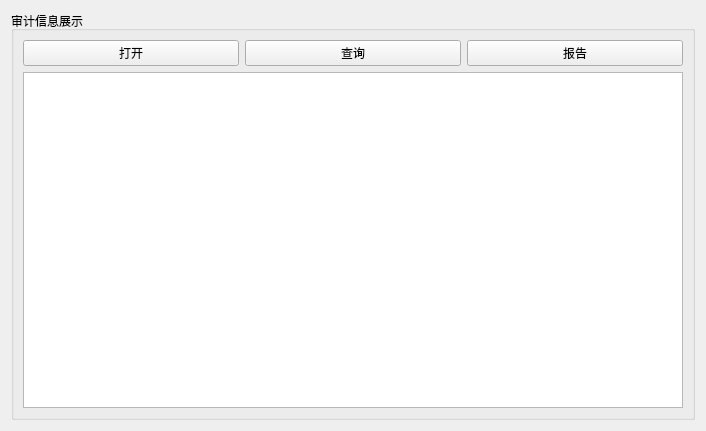
Before: the Qt Designer form AUD/audinfopage.ui in liuyufeng509/SecCenter, drawn with Qt 5.
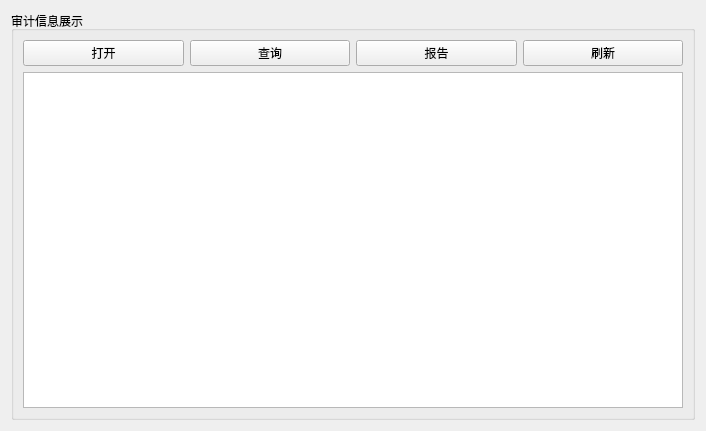
After: the same form once the commit is applied.

```diff
--- a/AUD/audinfopage.ui
+++ b/AUD/audinfopage.ui
@@ -22,31 +22,38 @@
      <property name="title">
       <string>审计信息展示</string>
      </property>
-     <layout class="QGridLayout" name="gridLayout_21">
-      <item row="0" column="1">
+     <layout class="QGridLayout" name="gridLayout_2">
+      <item row="0" column="0">
        <widget class="QPushButton" name="openButton">
         <property name="text">
          <string>打开</string>
         </property>
        </widget>
       </item>
-      <item row="1" column="1" colspan="3">
-       <widget class="QTextBrowser" name="textBrowser"/>
-      </item>
-      <item row="0" column="3">
-       <widget class="QPushButton" name="reportButton">
-        <property name="text">
-         <string>报告</string>
-        </property>
-       </widget>
-      </item>
-      <item row="0" column="2">
+      <item row="0" column="1">
        <widget class="QPushButton" name="queryButton">
         <property name="text">
          <string>查询</string>
         </property>
        </widget>
       </item>
+      <item row="0" column="2">
+       <widget class="QPushButton" name="reportButton">
+        <property name="text">
+         <string>报告</string>
+        </property>
+       </widget>
+      </item>
+      <item row="0" column="3">
+       <widget class="QPushButton" name="fresh_pushButton">
+        <property name="text">
+         <string>刷新</string>
+        </property>
+       </widget>
+      </item>
+      <item row="1" column="0" colspan="4">
+       <widget class="QTextBrowser" name="textBrowser"/>
+      </item>
      </layout>
     </widget>
    </item>
```
